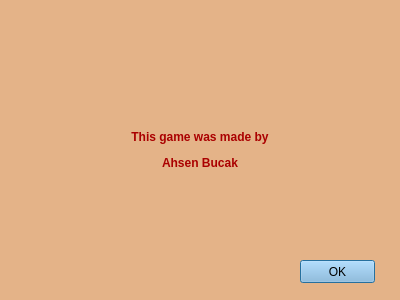
Old version of the form ui/about_ui.ui in the repository ahsenbucak/FlashCards.
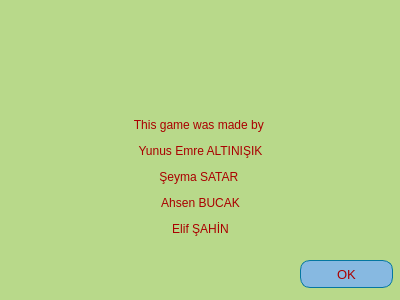
New version of the form. Icons and pictures are not drawn.

What changed in the file:
```diff
--- a/ui/about_ui.ui
+++ b/ui/about_ui.ui
@@ -25,82 +25,92 @@
   <property name="windowTitle">
    <string>Dialog</string>
   </property>
-  <widget class="QLabel" name="background">
-   <property name="geometry">
-    <rect>
-     <x>0</x>
-     <y>0</y>
-     <width>400</width>
-     <height>300</height>
-    </rect>
-   </property>
-   <property name="minimumSize">
-    <size>
-     <width>400</width>
-     <height>300</height>
-    </size>
-   </property>
-   <property name="maximumSize">
-    <size>
-     <width>400</width>
-     <height>300</height>
-    </size>
-   </property>
-   <property name="styleSheet">
-    <string notr="true">background-color:rgb(228,179,136);
-color:rgb(170,0,0);</string>
-   </property>
-   <property name="text">
-    <string>&lt;html&gt;&lt;head/&gt;&lt;body&gt;&lt;p align=&quot;center&quot;&gt;&lt;span style=&quot; font-weight:600;&quot;&gt;This game was made by&lt;/span&gt;&lt;/p&gt;&lt;p align=&quot;center&quot;&gt;&lt;span style=&quot; font-weight:600;&quot;&gt;Ahsen Bucak&lt;/span&gt;&lt;/p&gt;&lt;/body&gt;&lt;/html&gt;</string>
-   </property>
-   <property name="alignment">
-    <set>Qt::AlignCenter</set>
-   </property>
-  </widget>
-  <widget class="QLabel" name="logo">
-   <property name="geometry">
-    <rect>
-     <x>150</x>
-     <y>40</y>
-     <width>101</width>
-     <height>51</height>
-    </rect>
-   </property>
-   <property name="styleSheet">
-    <string notr="true">image:url(:/logo/logo2.jpeg);</string>
-   </property>
-   <property name="text">
-    <string/>
-   </property>
-  </widget>
+  <property name="modal">
+   <bool>false</bool>
+  </property>
   <widget class="QPushButton" name="ok_button">
    <property name="geometry">
     <rect>
      <x>300</x>
      <y>260</y>
-     <width>75</width>
-     <height>23</height>
+     <width>93</width>
+     <height>28</height>
     </rect>
    </property>
+   <property name="font">
+    <font>
+     <pointsize>10</pointsize>
+    </font>
+   </property>
    <property name="styleSheet">
-    <string notr="true">QPushButton{
-       background-color:rgb(135,185,225);
-
+    <string notr="true">QPushButton{border-color: rgb(5, 119, 161);
+background-color:rgb(135, 185, 225);
+border-style: solid;
+border-width: 1px;
+border-radius:10px;
+color: rgb(170, 0, 0);
 }
 QPushButton::hover{
        background-color:rgb(5,119,161);
 }
 QPushButton::pressed{
-       background-color:rgb(36,83,109);
-       padding-left:5px;
-       padding-top:5px;
-       color: rgb(255, 255, 255);
- }</string>
+padding-left:5px;
+padding-top:5px;
+	
+background-color: rgb(36, 83, 109);
+}
+
+</string>
    </property>
    <property name="text">
     <string>OK</string>
    </property>
+   <property name="checkable">
+    <bool>false</bool>
+   </property>
   </widget>
+  <widget class="QLabel" name="background">
+   <property name="geometry">
+    <rect>
+     <x>0</x>
+     <y>0</y>
+     <width>401</width>
+     <height>301</height>
+    </rect>
+   </property>
+   <property name="styleSheet">
+    <string notr="true">background-color:rgb(184, 217, 138);
+color: rgb(170, 0, 0);</string>
+   </property>
+   <property name="text">
+    <string>&lt;html&gt;&lt;head/&gt;&lt;body&gt;&lt;br&gt;&lt;br&gt;&lt;p&gt;This game was made by &lt;/p&gt;&lt;p&gt;Yunus Emre ALTINIŞIK&lt;/p&gt;&lt;p&gt;Şeyma SATAR &lt;/p&gt;&lt;p&gt;Ahsen BUCAK&lt;/p&gt;&lt;p&gt;Elif ŞAHİN&lt;/p&gt;&lt;/body&gt;&lt;/html&gt;</string>
+   </property>
+   <property name="alignment">
+    <set>Qt::AlignCenter</set>
+   </property>
+  </widget>
+  <widget class="QLabel" name="logo_label">
+   <property name="geometry">
+    <rect>
+     <x>150</x>
+     <y>10</y>
+     <width>91</width>
+     <height>101</height>
+    </rect>
+   </property>
+   <property name="styleSheet">
+    <string notr="true">image: url(:/logo/logo2.jpeg);</string>
+   </property>
+   <property name="text">
+    <string/>
+   </property>
+   <property name="alignment">
+    <set>Qt::AlignCenter</set>
+   </property>
+  </widget>
+  <zorder>background</zorder>
+  <zorder>ok_button</zorder>
+  <zorder>logo_label</zorder>
  </widget>
  <resources>
   <include location="logo.qrc"/>
```
Left out of the diff: 7 changed lines with no effect on the pictures.
